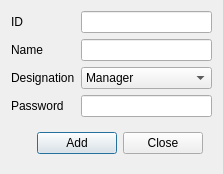
Qt form menu/staff/Dialog/addstaff.ui (Anmol-A-jain/Dyner) before a commit.
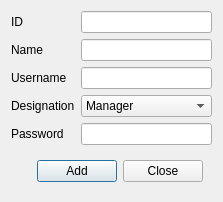
The same form after that commit.

```diff
--- a/menu/staff/Dialog/addstaff.ui
+++ b/menu/staff/Dialog/addstaff.ui
@@ -16,19 +16,18 @@
   <layout class="QVBoxLayout" name="verticalLayout_4">
    <item>
     <layout class="QGridLayout" name="gridLayout">
-     <item row="2" column="0">
-      <widget class="QLabel" name="Category">
-       <property name="text">
-        <string>Designation</string>
+     <item row="0" column="1">
+      <widget class="QLineEdit" name="txtId">
+       <property name="styleSheet">
+        <string notr="true"/>
+       </property>
+       <property name="readOnly">
+        <bool>false</bool>
        </property>
       </widget>
      </item>
-     <item row="3" column="0">
-      <widget class="QLabel" name="Price">
-       <property name="text">
-        <string>Password</string>
-       </property>
-      </widget>
+     <item row="4" column="1">
+      <widget class="QLineEdit" name="txtPassword"/>
      </item>
      <item row="0" column="0">
       <widget class="QLabel" name="id">
@@ -47,17 +46,14 @@
      <item row="1" column="1">
       <widget class="QLineEdit" name="txtName"/>
      </item>
-     <item row="0" column="1">
-      <widget class="QLineEdit" name="txtId">
-       <property name="styleSheet">
-        <string notr="true"/>
-       </property>
-       <property name="readOnly">
-        <bool>false</bool>
+     <item row="3" column="0">
+      <widget class="QLabel" name="Category">
+       <property name="text">
+        <string>Designation</string>
        </property>
       </widget>
      </item>
-     <item row="2" column="1">
+     <item row="3" column="1">
       <widget class="QComboBox" name="List">
        <item>
         <property name="text">
@@ -86,8 +82,22 @@
        </item>
       </widget>
      </item>
-     <item row="3" column="1">
-      <widget class="QLineEdit" name="txtPassword"/>
+     <item row="4" column="0">
+      <widget class="QLabel" name="Price">
+       <property name="text">
+        <string>Password</string>
+       </property>
+      </widget>
+     </item>
+     <item row="2" column="0">
+      <widget class="QLabel" name="usename">
+       <property name="text">
+        <string>Username</string>
+       </property>
+      </widget>
+     </item>
+     <item row="2" column="1">
+      <widget class="QLineEdit" name="txtUsername"/>
      </item>
     </layout>
    </item>
```
Left out of the diff: 1 changed line with no effect on the pictures.
